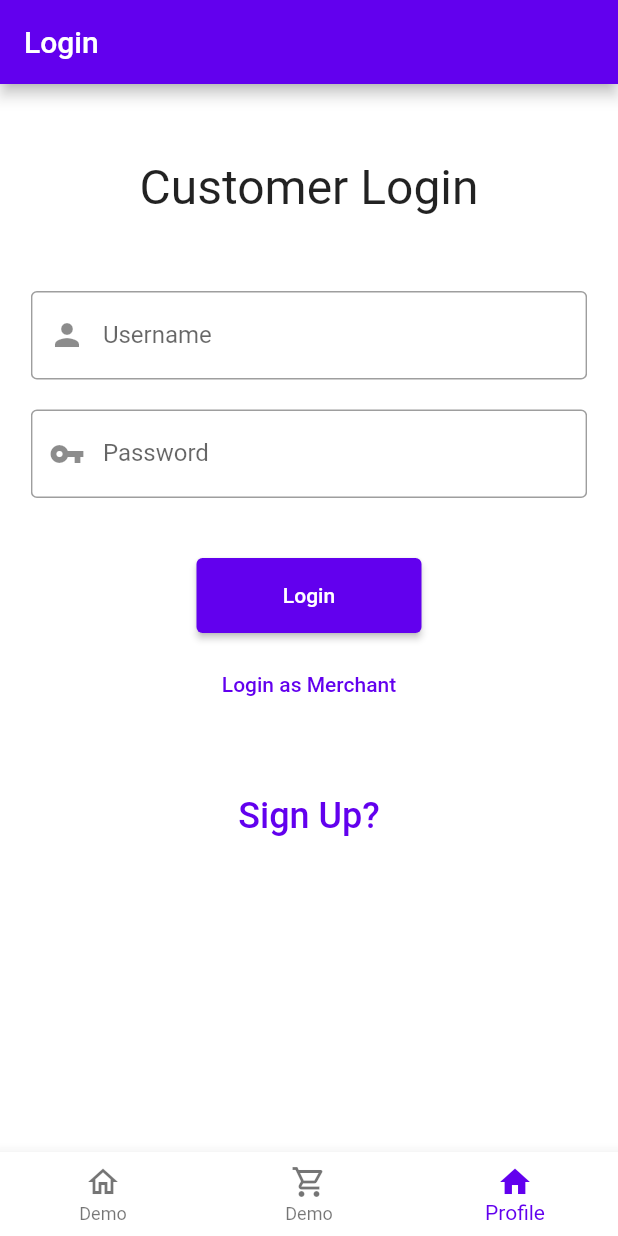
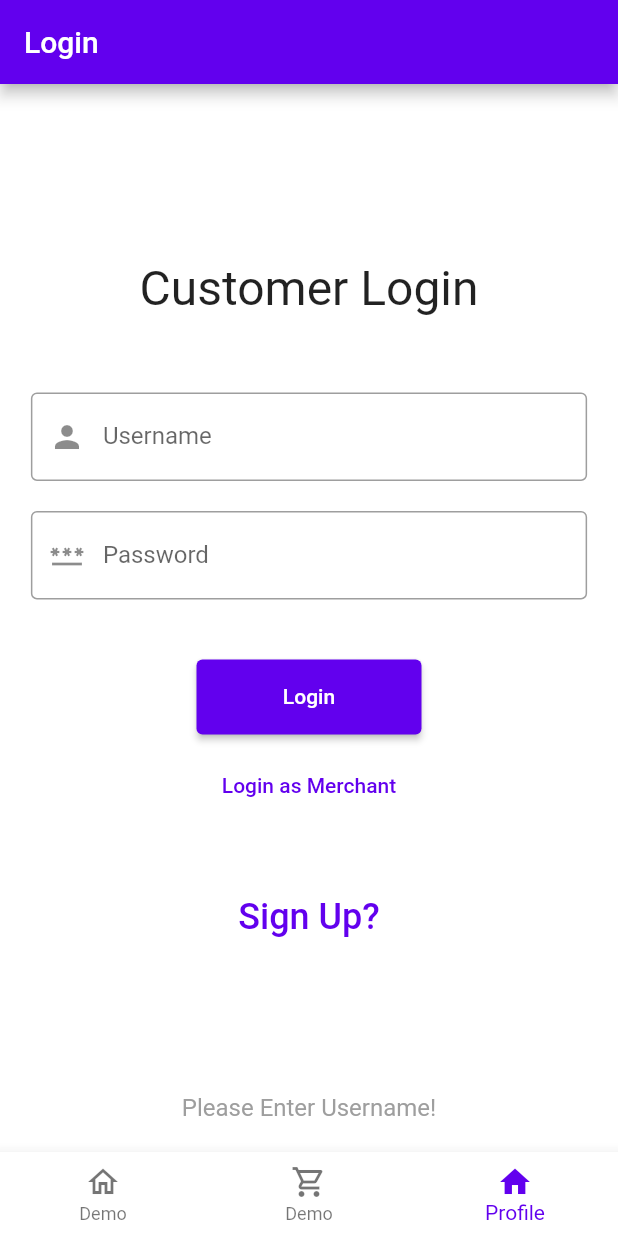
Before and after one commit to fluffysheepcloud/PieceOfCake, a Flutter app: the screen it shows after launch, item 3 of the bottom bar chosen, after a tap on "Login", on a phone screen of 412 x 824 dp. Run offline on Flutter 3.47's test engine with Material 2 defaults, Android fonts, the phone set to English and light mode, and no system bars; our stand-ins replace fluttertoast.

Commit message:
Complete Login

```diff
--- a/front-end/lib/network/customer_service.dart
+++ b/front-end/lib/network/customer_service.dart
@@ -12,7 +12,6 @@ customerLogin(String username, String password) async {
         'username': username,
         'password': password
       });
-  json.decode(res.body);
-  print(res.body);
 
+  return json.decode(res.body);
 }
--- a/front-end/lib/pages/home.dart
+++ b/front-end/lib/pages/home.dart
@@ -16,20 +16,12 @@ class _HomeState extends State<Home> {
       child: Column(
         children: [
           SizedBox(height: 100,),
-          // Test
-          ElevatedButton(
-              onPressed: () {
-                customerLogin("cspeechley0", "qdAVscm");
-              },
-              child: Text("Test Login")
-          ),
-
 
           ElevatedButton(
             onPressed: () {
-              Navigator.pushNamed(context, "/registration_select");
+              Navigator.pushNamed(context, "/profile/login_success");
             },
-            child: Text("Registration Selection")
+            child: Text("Success")
           )
         ],
       ),
--- a/front-end/lib/pages/profile/login.dart
+++ b/front-end/lib/pages/profile/login.dart
@@ -1,4 +1,6 @@
 import 'package:flutter/material.dart';
+import 'package:frontend/network/customer_service.dart';
+import 'package:fluttertoast/fluttertoast.dart';
 
 class Login extends StatefulWidget {
   const Login({Key? key}) : super(key: key);
@@ -9,17 +11,13 @@ class Login extends StatefulWidget {
 
 class _LoginState extends State<Login> {
 
-  String _login_title = "Customer Login";
-  String _login_option = "Login as Merchant";
+  String _loginTitle = "Customer Login";
+  String _loginOption = "Login as Merchant";
   int _role = 0;
 
-  late TextEditingController _username;
-  late TextEditingController _password;
+  final TextEditingController _username = TextEditingController();
+  final TextEditingController _password = TextEditingController();
 
-  @override
-  void initState() {
-    super.initState();
-  }
 
   @override
   Widget build(BuildContext context) {
@@ -29,13 +27,13 @@ class _LoginState extends State<Login> {
             child: SingleChildScrollView(
               child: SizedBox(
                 width: MediaQuery.of(context).size.width * 0.9,
-            height: MediaQuery.of(context).size.height,
+                height: MediaQuery.of(context).size.height * 0.7,
                 child: Column(
                   children: <Widget>[
                     SizedBox(height: 50.0),
                     // Login Title
                     Text(
-                  _login_title,
+                      _loginTitle,
                       style: TextStyle(
                           fontSize: 32.0
                       ),
@@ -43,30 +41,19 @@ class _LoginState extends State<Login> {
                     SizedBox(height: 50.0),
                     // Input username
                     TextField(
-                  decoration: InputDecoration(
-                    border: OutlineInputBorder(
-                      borderSide: BorderSide(
-                        width: 1,
-                        color: Colors.deepOrange,
-                      ),
-                    ),
-                    labelText: 'Username',
-                    hintText: 'Enter Username',
-                    prefixIcon: Icon(Icons.person),
-                    focusedBorder: OutlineInputBorder(
-                        borderSide: BorderSide(color: Colors.deepOrange))
-                  ),
+                      decoration: _generateInputDecoration("Username", "Enter Username", Icon(Icons.person)),
+                      onChanged: (value) {
+                        _username.text = value;
+                      },
                     ),
                     SizedBox(height: 20.0),
                     // Input password
                     TextField(
                       obscureText: true,
-                  decoration: InputDecoration(
-                    border: OutlineInputBorder(),
-                    labelText: 'Password',
-                    hintText: 'Enter secure password',
-                    prefixIcon: Icon(Icons.vpn_key),
-                  ),
+                      decoration: _generateInputDecoration("Password", "Enter Password", Icon(Icons.password)),
+                      onChanged: (value) {
+                        _password.text = value;
+                      },
                     ),
                     SizedBox(height: 40),
                     ElevatedButton(
@@ -75,33 +62,39 @@ class _LoginState extends State<Login> {
                       ),
                       child: Text("Login"),
                       onPressed: () {
-                    //TODO: Implement Login Verification
+                        if (_username.text.isEmpty) {
+                          _showToast("Please Enter Username!");
+                        } else if (_password.text.isEmpty) {
+                          _showToast("Please Enter Password!");
+                        } else {
+                          _customerLogin(context, _username.text, _password.text);
+                        }
                       },
                     ),
                     SizedBox(height: 10),
                     TextButton(
-                  onPressed: (){
+                        onPressed: () {
                           if (_role == 0) {
                             setState(() {
-                        _login_title = "Merchant Login";
-                        _login_option = "Login as Customer";
+                              _loginTitle = "Merchant Login";
+                              _loginOption = "Login as Customer";
                               _role = 1;
                             });
                           }
                           else {
                             setState(() {
-                        _login_title = "Customer Login";
-                        _login_option = "Login as Merchant";
+                              _loginTitle = "Customer Login";
+                              _loginOption = "Login as Merchant";
                               _role = 0;
                             });
                           }
                         },
-                  child: Text(_login_option)
+                        child: Text(_loginOption)
                     ),
                     SizedBox(height: 40),
                     TextButton(
                         onPressed: () {
-                      Navigator.pushNamed(context, "/profile/registration_select");
+                          Navigator.pushNamed(context, "/profile/registration_options");
                         },
                         child: Text(
                           "Sign Up?",
@@ -118,4 +111,47 @@ class _LoginState extends State<Login> {
         )
     );
   }
+
+  InputDecoration _generateInputDecoration(String labelText, String hintText, Icon icon) {
+    return InputDecoration(
+        border: OutlineInputBorder(
+          borderSide: BorderSide(
+            width: 1,
+            color: Colors.deepOrange,
+          ),
+        ),
+        labelText: labelText,
+        hintText: hintText,
+        prefixIcon: icon,
+        focusedBorder: OutlineInputBorder(
+            borderSide: BorderSide(color: Colors.deepOrange))
+    );
   }
+
+  _showToast(String message) {
+    Fluttertoast.showToast(
+        msg: message,
+        toastLength: Toast.LENGTH_SHORT,
+        gravity: ToastGravity.BOTTOM,
+        timeInSecForIosWeb: 1,
+        backgroundColor: Colors.transparent,
+        textColor: Colors.grey,
+        fontSize: 16.0
+    );
+  }
+
+  _customerLogin(BuildContext context, String username, String password) async {
+    var res = await customerLogin(username, password);
+    if (res["code"] == 200) {
+      // TODO: search how to save login status in local
+      Navigator.pushNamed(context, "/profile/login_success");
+    }
+    else if (res["code"] == 401) {
+      _showToast("Your password is wrong!");
+    }
+    else if (res["code"] == 404) {
+      _showToast("Username does not exist!");
+    }
+  }
+
+}
--- a/front-end/lib/routes/routes.dart
+++ b/front-end/lib/routes/routes.dart
@@ -2,6 +2,7 @@
 import 'package:flutter/material.dart';
 import 'package:frontend/pages/index.dart';
 import 'package:frontend/pages/profile/account_registration.dart';
+import 'package:frontend/pages/profile/success.dart';
 
 /* We write front-end routes here.
  * It is key-value pattern.
@@ -9,7 +10,8 @@ import 'package:frontend/pages/profile/account_registration.dart';
  */
 final routes = {
   "/": (context, {arguments}) => Index(arguments: arguments),
-  "/profile/registration_select": (context, {arguments}) => AccountRegistrationScreen(arguments: arguments)
+  "/profile/login_success": (context, {arguments}) => Success(arguments: arguments),
+  "/profile/registration_options": (context, {arguments}) => AccountRegistrationScreen(arguments: arguments),
 };
 
 /* This function is similar to a callback function.
@@ -18,7 +20,7 @@ final routes = {
  */
 var onGeneratedRoute = (RouteSettings settings) {
   final String? name = settings.name;
-  final Function? pageContentBuilder =routes[name] as Function;
+  final Function? pageContentBuilder = routes[name] as Function;
 
   if (pageContentBuilder != null) {
     if (settings.arguments != null) {
--- a/front-end/pubspec.yaml
+++ b/front-end/pubspec.yaml
@@ -19,6 +19,7 @@ dev_dependencies:
   flutter_lints: ^1.0.0
   dio: ^4.0.4
   http: ^0.13.4
+  fluttertoast: ^8.0.8
 
 flutter:
   assets:
```
Also changed, not shown: front-end/lib/pages/profile/success.dart (added, +28 -0 lines), front-end/pubspec.lock. Lines whose indentation alone changed are shown as unchanged.
